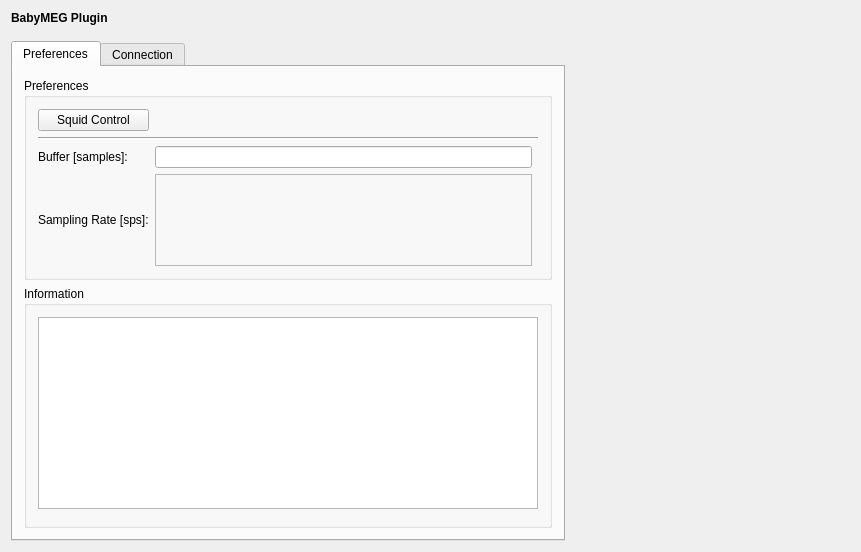
Old version of the form applications/mne_scan/plugins/babymeg/FormFiles/babymegsetup.ui in the repository mne-tools/mne-cpp.
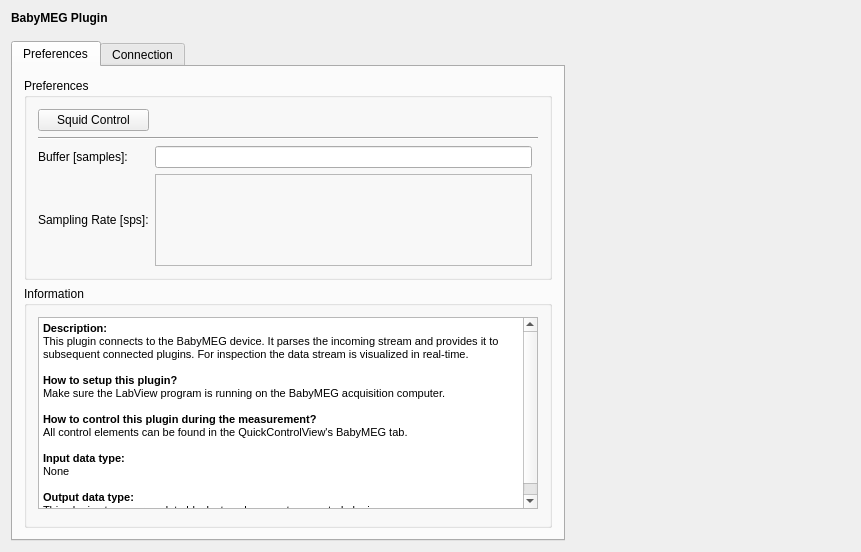
New version of the form.

Commit message: MAINT: Aquisition plugin description overhaul

Patch:
```diff
--- a/applications/mne_scan/plugins/babymeg/FormFiles/babymegsetup.ui
+++ b/applications/mne_scan/plugins/babymeg/FormFiles/babymegsetup.ui
@@ -137,7 +137,28 @@
            </property>
            <layout class="QGridLayout" name="m_qGridLayout_Information">
             <item row="1" column="1" rowspan="2">
-             <widget class="QTextBrowser" name="m_qTextBrowser_Information"/>
+             <widget class="QTextBrowser" name="m_qTextBrowser_Information">
+              <property name="html">
+               <string>&lt;!DOCTYPE HTML PUBLIC &quot;-//W3C//DTD HTML 4.0//EN&quot; &quot;http://www.w3.org/TR/REC-html40/strict.dtd&quot;&gt;
+&lt;html&gt;&lt;head&gt;&lt;meta name=&quot;qrichtext&quot; content=&quot;1&quot; /&gt;&lt;style type=&quot;text/css&quot;&gt;
+p, li { white-space: pre-wrap; }
+&lt;/style&gt;&lt;/head&gt;&lt;body style=&quot; font-family:'MS Shell Dlg 2'; font-size:8.25pt; font-weight:400; font-style:normal;&quot;&gt;
+&lt;p style=&quot; margin-top:0px; margin-bottom:0px; margin-left:0px; margin-right:0px; -qt-block-indent:0; text-indent:0px;&quot;&gt;&lt;span style=&quot; font-weight:600;&quot;&gt;Description:&lt;/span&gt;&lt;/p&gt;
+&lt;p style=&quot; margin-top:0px; margin-bottom:0px; margin-left:0px; margin-right:0px; -qt-block-indent:0; text-indent:0px;&quot;&gt;This plugin connects to the BabyMEG device. It parses the incoming stream and provides it to subsequent connected plugins. For inspection the data stream is visualized in real-time.&lt;/p&gt;
+&lt;p style=&quot;-qt-paragraph-type:empty; margin-top:0px; margin-bottom:0px; margin-left:0px; margin-right:0px; -qt-block-indent:0; text-indent:0px;&quot;&gt;&lt;br /&gt;&lt;/p&gt;
+&lt;p style=&quot; margin-top:0px; margin-bottom:0px; margin-left:0px; margin-right:0px; -qt-block-indent:0; text-indent:0px;&quot;&gt;&lt;span style=&quot; font-weight:600;&quot;&gt;How to setup this plugin?&lt;/span&gt;&lt;/p&gt;
+&lt;p style=&quot; margin-top:0px; margin-bottom:0px; margin-left:0px; margin-right:0px; -qt-block-indent:0; text-indent:0px;&quot;&gt;Make sure the LabView program is running on the BabyMEG acquisition computer.&lt;/p&gt;
+&lt;p style=&quot;-qt-paragraph-type:empty; margin-top:0px; margin-bottom:0px; margin-left:0px; margin-right:0px; -qt-block-indent:0; text-indent:0px;&quot;&gt;&lt;br /&gt;&lt;/p&gt;
+&lt;p style=&quot; margin-top:0px; margin-bottom:0px; margin-left:0px; margin-right:0px; -qt-block-indent:0; text-indent:0px;&quot;&gt;&lt;span style=&quot; font-weight:600;&quot;&gt;How to control this plugin during the measurement?&lt;/span&gt;&lt;/p&gt;
+&lt;p style=&quot; margin-top:0px; margin-bottom:0px; margin-left:0px; margin-right:0px; -qt-block-indent:0; text-indent:0px;&quot;&gt;All control elements can be found in the QuickControlView's BabyMEG tab.&lt;/p&gt;
+&lt;p style=&quot;-qt-paragraph-type:empty; margin-top:0px; margin-bottom:0px; margin-left:0px; margin-right:0px; -qt-block-indent:0; text-indent:0px;&quot;&gt;&lt;br /&gt;&lt;/p&gt;
+&lt;p style=&quot; margin-top:0px; margin-bottom:0px; margin-left:0px; margin-right:0px; -qt-block-indent:0; text-indent:0px;&quot;&gt;&lt;span style=&quot; font-weight:600;&quot;&gt;Input data type:&lt;/span&gt;&lt;/p&gt;
+&lt;p style=&quot; margin-top:0px; margin-bottom:0px; margin-left:0px; margin-right:0px; -qt-block-indent:0; text-indent:0px;&quot;&gt;None&lt;/p&gt;
+&lt;p style=&quot;-qt-paragraph-type:empty; margin-top:0px; margin-bottom:0px; margin-left:0px; margin-right:0px; -qt-block-indent:0; text-indent:0px;&quot;&gt;&lt;br /&gt;&lt;/p&gt;
+&lt;p style=&quot; margin-top:0px; margin-bottom:0px; margin-left:0px; margin-right:0px; -qt-block-indent:0; text-indent:0px;&quot;&gt;&lt;span style=&quot; font-weight:600;&quot;&gt;Output data type:&lt;/span&gt;&lt;/p&gt;
+&lt;p style=&quot; margin-top:0px; margin-bottom:0px; margin-left:0px; margin-right:0px; -qt-block-indent:0; text-indent:0px;&quot;&gt;This plugin streams raw data blocks to subsequent connected plugins.&lt;/p&gt;&lt;/body&gt;&lt;/html&gt;</string>
+              </property>
+             </widget>
             </item>
             <item row="3" column="1">
              <spacer name="horizontalSpacer">
```
The commit also changes 4 other files.
